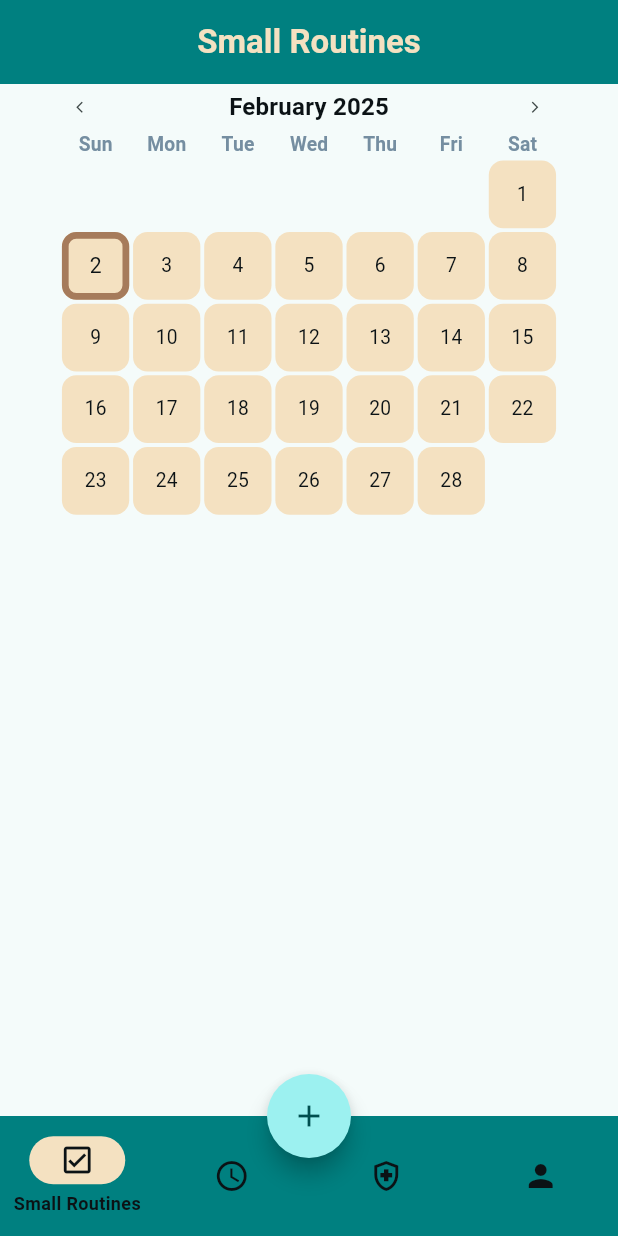
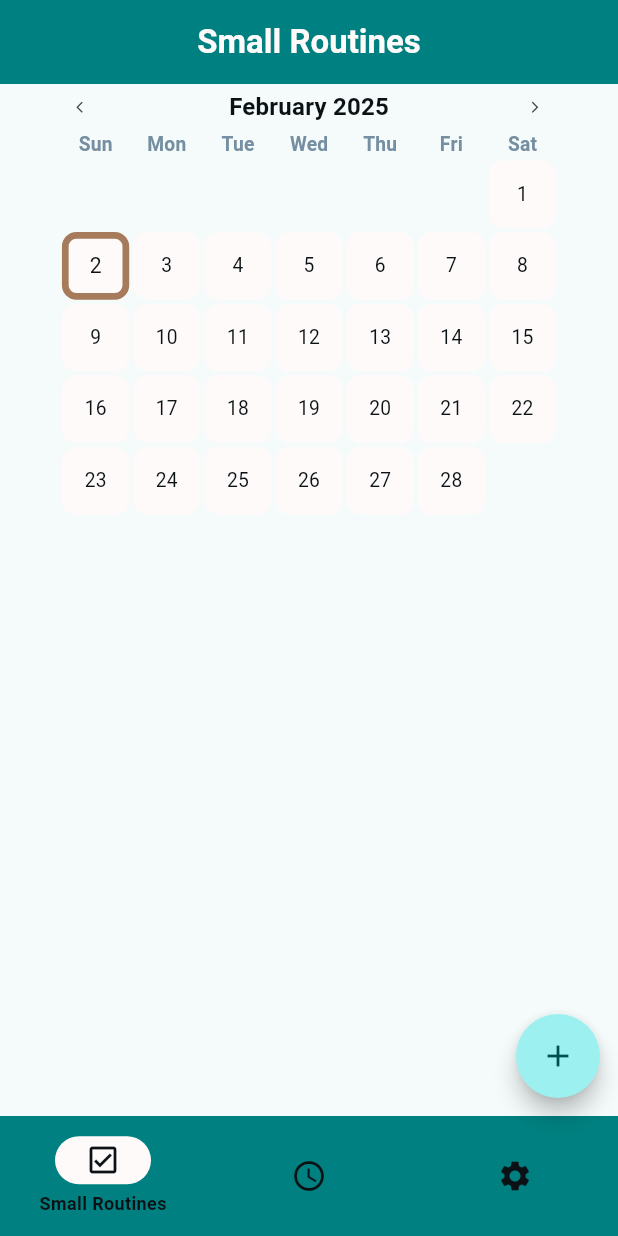
Before and after one commit to ChrisRamirez11/wellnest, a Flutter app: the screen it shows after launch, on a phone screen of 412 x 824 dp. Run offline on Flutter 3.47's test engine with Material 3 defaults, Android fonts, the phone set to English and light mode, and no system bars; our stand-ins replace dartz, flutter_riverpod, isar; accounts and stored records are empty; generated files the repository leaves out were written again; Roboto replaces fonts that are missing (Karla).

Commit message:
style(overall): visual update and FAB
because the MVP will only have small routines and week scheduling, of course settings, and account in the appbar i did it like this

```diff
--- a/lib/core/theme/theme.dart
+++ b/lib/core/theme/theme.dart
@@ -1,7 +1,7 @@
 import 'package:flutter/material.dart';
 
 const Color primary = Color(0xFF008080); //Greenish Blue
-const Color secondary = Color(0xFFF4E1C1); //Sandy Beige
+const Color secondary = ghostWhite; //Sandy Beige Color(0xFFF4E1C1)
 const Color obsidian = Color(0xFF0B1215);
 const Color ghostWhite = Color(0xFFFFFAFA);
 const Color coffe = Color(0xFFA67B5B);
--- a/lib/dates/presentation/widgets/custom_calendar.dart
+++ b/lib/dates/presentation/widgets/custom_calendar.dart
@@ -26,7 +26,7 @@ class CustomCalendar extends ConsumerWidget {
         currentSelectedDateColor: coffe,
         currentSelectedDate: currentSelectedDate.currentSelectedDate,
         showColorTip: false,
-        defaultColor: secondary,
+        defaultColor: ghostWhite,
         textColor: obsidian,
         weekFontSize: 20,
         monthFontSize: 25,
--- a/lib/skeleton/presentation/screens/skeleton.dart
+++ b/lib/skeleton/presentation/screens/skeleton.dart
@@ -8,8 +8,7 @@ import 'package:wellnest/skeleton/presentation/widgets/custom_nav_bar.dart';
 List<Widget> pages = [
   const SmallRoutinesScreen(),
   const Center(child: Text('Week Scheduling')),
-  const Center(child: Text('Wellnes')),
-  const Center(child: Text('Account')),
+  const Center(child: Text('Settings')),
 ];
 
 class Skeleton extends ConsumerStatefulWidget {
@@ -32,7 +31,7 @@ class _SkeletonState extends ConsumerState<Skeleton> {
     return SafeArea(
         child: Scaffold(
             floatingActionButtonLocation:
-                FloatingActionButtonLocation.miniCenterDocked,
+                FloatingActionButtonLocation.miniEndFloat,
             floatingActionButton: const CustomFab(),
             bottomNavigationBar: const CustomNavBar(),
             body: PageView(
--- a/lib/skeleton/presentation/widgets/custom_nav_bar.dart
+++ b/lib/skeleton/presentation/widgets/custom_nav_bar.dart
@@ -18,16 +18,10 @@ List<NavigationDestination> itemsList = [
       label: 'Week Scheduling'),
   const NavigationDestination(
       icon: Icon(
-        Icons.health_and_safety_outlined,
+        Icons.settings,
         color: obsidian,
       ),
-      label: 'Wellness'),
-  const NavigationDestination(
-      icon: Icon(
-        Icons.person,
-        color: obsidian,
-      ),
-      label: 'Account'),
+      label: 'Settings'),
 ];
 
 class CustomNavBar extends ConsumerWidget {
```
